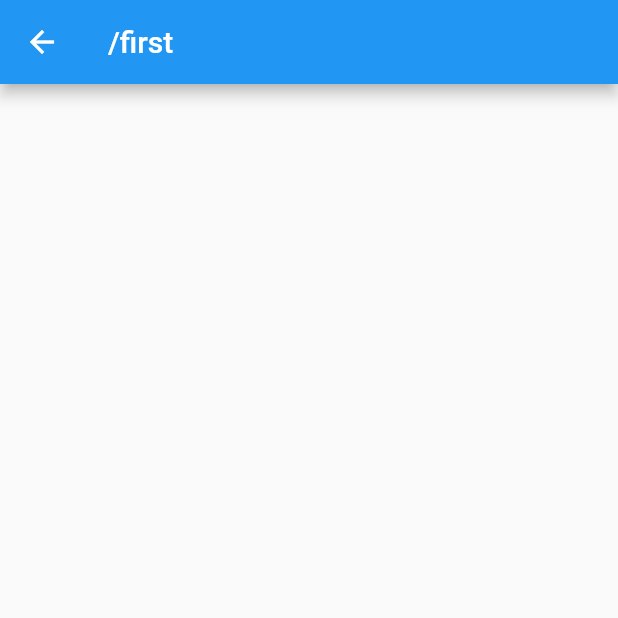
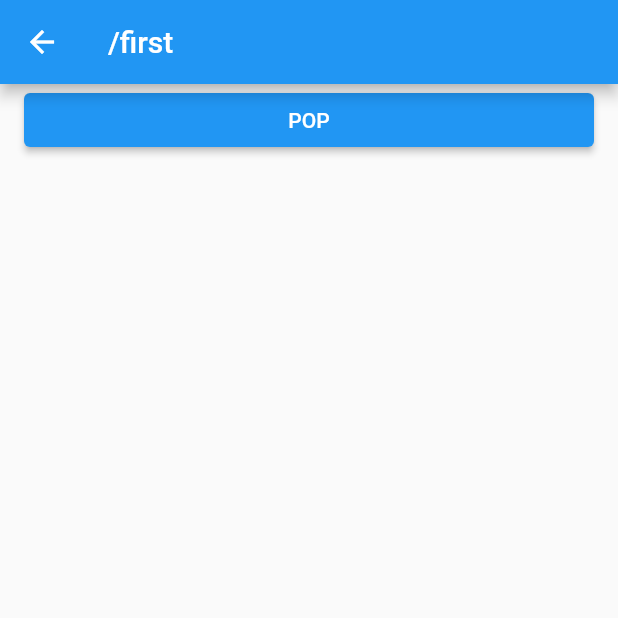
Before and after one commit to qwq140/go_router_actual, a Flutter app: the screen it shows after launch, after a tap on "go first screen", on a phone screen of 412 x 824 dp, the top half of it. Run offline on Flutter 3.47's test engine with Material 2 defaults, Android fonts, the phone set to English and light mode, and no system bars; our stand-ins replace go_router.

Commit message:
뒤로가기

```diff
--- a/lib/main.dart
+++ b/lib/main.dart
@@ -17,21 +17,21 @@ class MyApp extends StatelessWidget {
         routes: [
           GoRoute(
             path: '/',
-            builder: (context, state) => const HomeScreen(),
+            builder: (_, state) => const HomeScreen(),
             routes: [
               GoRoute(
                 path: 'first',
-                builder: (context, state) => const FirstScreen(),
+                builder: (_, state) => const FirstScreen(),
                 routes: [
                   GoRoute(
                       path: 'second',
                       name: SecondScreen.routeName,
-                      builder: (context, state) => const SecondScreen(),
+                      builder: (_, state) => const SecondScreen(),
                       routes: [
                         GoRoute(
                             path: 'third',
                             name: ThirdScreen.routeName,
-                            builder: (context, state) => const ThirdScreen(),
+                            builder: (_, state) => const ThirdScreen(),
                         )
                       ]
                   )
--- a/lib/screen/first_screen.dart
+++ b/lib/screen/first_screen.dart
@@ -1,4 +1,6 @@
 import 'package:flutter/cupertino.dart';
+import 'package:flutter/material.dart';
+import 'package:go_router/go_router.dart';
 import 'package:go_router_actual/layout/defualt_layout.dart';
 
 class FirstScreen extends StatelessWidget {
@@ -8,7 +10,15 @@ class FirstScreen extends StatelessWidget {
   Widget build(BuildContext context) {
     return DefaultLayout(
       body: Column(
-        children: [],
+        crossAxisAlignment: CrossAxisAlignment.stretch,
+        children: [
+          ElevatedButton(
+            onPressed: () {
+              context.pop();
+            },
+            child: Text('POP'),
+          ),
+        ],
       ),
     );
   }
```
